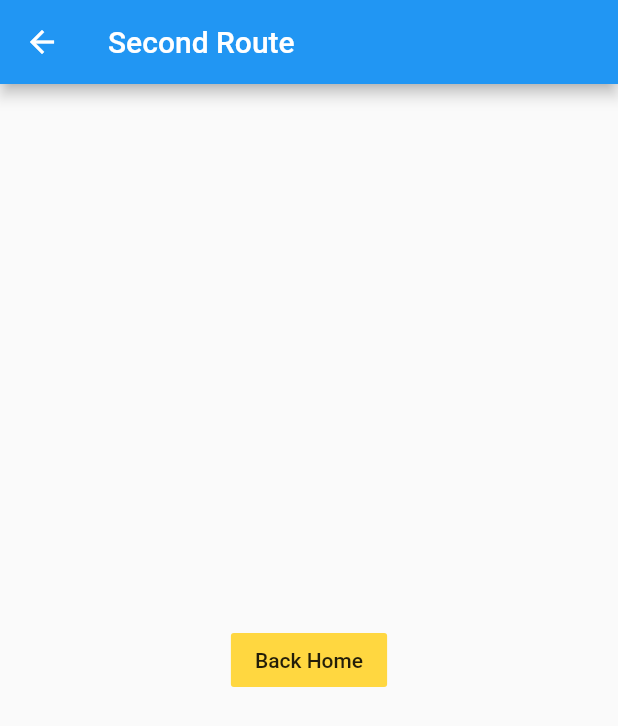
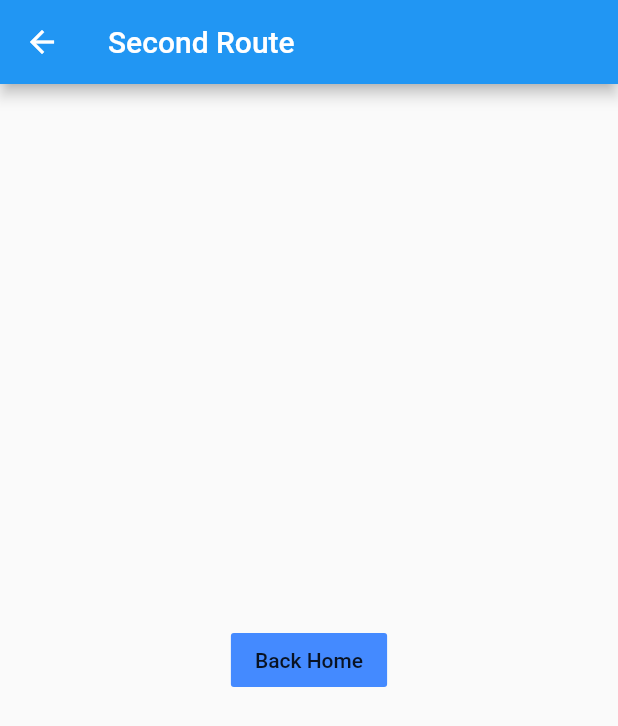
Before and after one commit to beobeo1998/lap4_1, a Flutter app: the screen it shows after launch, after a tap on "Navigator", on a phone screen of 412 x 824 dp. Shown: the top 726 px of the screen. Run offline on Flutter 3.47's test engine with Material 2 defaults, Android fonts, the phone set to English and light mode, and no system bars.

Commit message:
edit readme + add images

```diff
--- a/lib/main.dart
+++ b/lib/main.dart
@@ -57,11 +57,6 @@ class MyLayout extends State<Action> {
               child: Text("Navigator"),
             ),
             FlatButton(
-              onPressed: () => {Navigator.pushNamed(context, '/second')},
-              color: Colors.green,
-              child: Text("Navigator name"),
-            ),
-            FlatButton(
               onPressed: () => {
                 Navigator.push(context,
                     MaterialPageRoute(builder: (context) => MainScreen()))
@@ -103,7 +98,7 @@ class SecondRoute extends StatelessWidget {
       ),
       body: Center(
           child: FlatButton(
-        color: Colors.amberAccent,
+        color: Colors.blueAccent,
         child: Text("Back Home"),
         onPressed: () => {Navigator.pop(context)},
       )),
```
Also changed, not shown: images/animate.PNG (added), images/argument.PNG (added), images/data.PNG (added), images/main.PNG (added), images/navigator.PNG (added), 1 other file.
